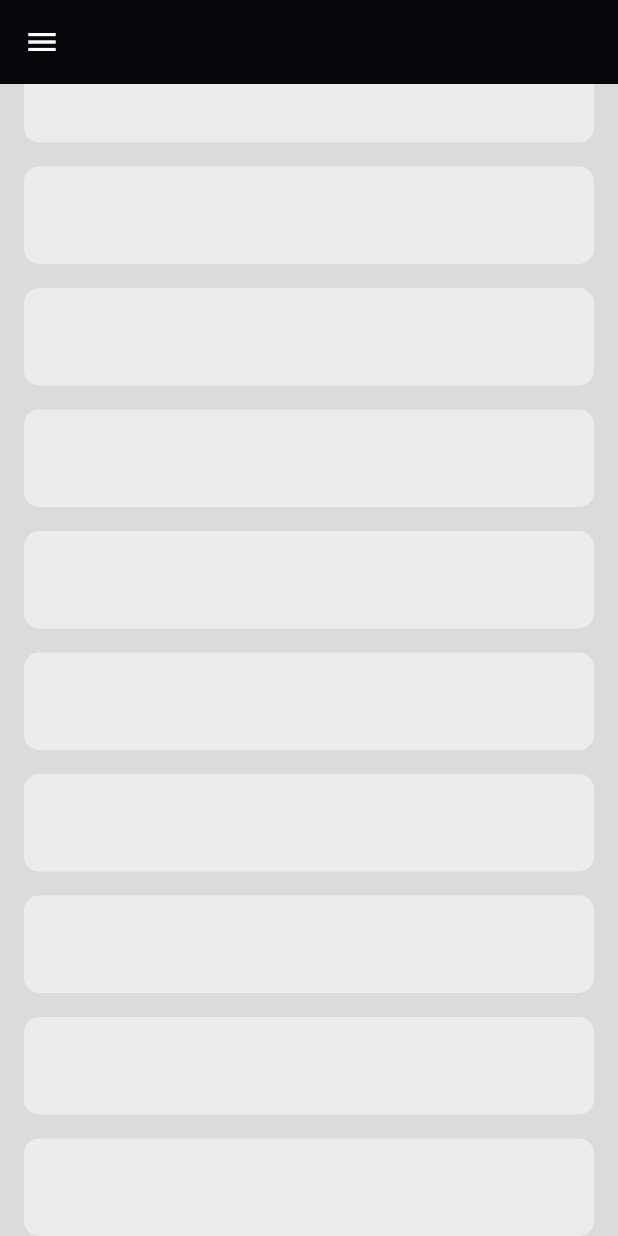
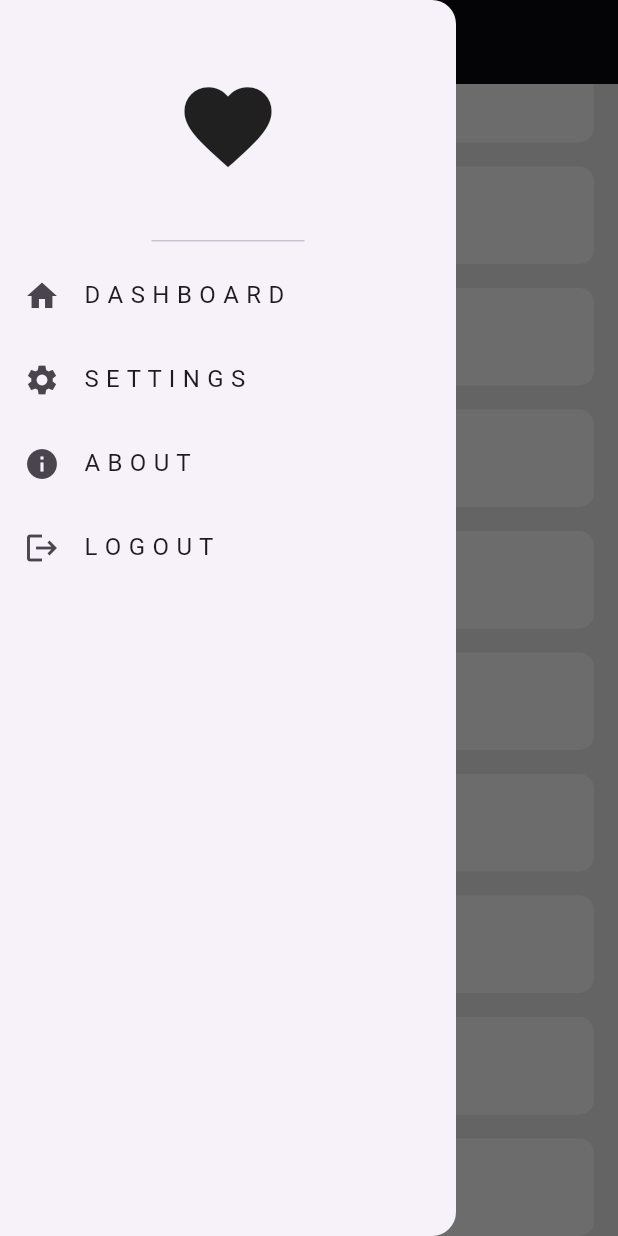
Before and after one commit to Mohamed123-r/Adapteive-App, a Flutter app: the screen it shows after launch, scrolled down 434 dp, after a tap on the "menu" icon, on a phone screen of 412 x 824 dp. Run offline on Flutter 3.47's test engine with Material 3 defaults, Android fonts, the phone set to English and light mode, and no system bars.

Commit message:
Added custom drawer functionality with list of items and corresponding icons. Updated home view to include custom drawer and functionality to open drawer.

```diff
--- /dev/null
+++ b/lib/models/drawer_item_model.dart
@@ -0,0 +1,12 @@
+import 'package:flutter/cupertino.dart';
+
+class DrawerItemModel {
+
+  final String title;
+  final IconData icon;
+
+  const DrawerItemModel({
+    required this.title,
+    required this.icon,
+  });
+}
--- a/lib/views/home_view.dart
+++ b/lib/views/home_view.dart
@@ -1,18 +1,30 @@
+import 'package:adapteive_app/widgets/custom_drawer.dart';
 import 'package:adapteive_app/widgets/home_view_body.dart';
 import 'package:flutter/material.dart';
 
-class HomeView extends StatelessWidget {
+class HomeView extends StatefulWidget {
   const HomeView({super.key});
+
+  @override
+  State<HomeView> createState() => _HomeViewState();
+}
+
+class _HomeViewState extends State<HomeView> {
+  GlobalKey<ScaffoldState> scaffoldKey = GlobalKey<ScaffoldState>();
 
   @override
   Widget build(BuildContext context) {
     return Scaffold(
+      key: scaffoldKey,
+      drawer: const CustomDrawer(),
       backgroundColor: const Color(0xffDBDBDB),
       appBar: AppBar(
         backgroundColor: Colors.black,
         leading: IconButton(
           icon: const Icon(Icons.menu, color: Colors.white),
-          onPressed: () {},
+          onPressed: () {
+            scaffoldKey.currentState!.openDrawer();
+          },
         ),
       ),
       body: const HomeViewBody(),
--- /dev/null
+++ b/lib/widgets/custom_drawer.dart
@@ -0,0 +1,32 @@
+import 'package:adapteive_app/models/drawer_item_model.dart';
+import 'package:flutter/material.dart';
+import 'custom_drawer_item_list_view.dart';
+
+
+class CustomDrawer extends StatelessWidget {
+  const CustomDrawer({super.key});
+
+  final List<DrawerItemModel> item = const [
+    DrawerItemModel(title: "D A S H B O A R D", icon: Icons.home),
+    DrawerItemModel(title: "S E T T I N G S", icon: Icons.settings),
+    DrawerItemModel(title: "A B O U T", icon: Icons.info),
+    DrawerItemModel(title: "L O G O U T", icon: Icons.logout),
+  ];
+
+  @override
+  Widget build(BuildContext context) {
+    return Drawer(
+      child: Column(
+        children: [
+          const DrawerHeader(
+            child: Icon(
+              Icons.favorite,
+              size: 70,
+            ),
+          ),
+          CustomDrawerItemListView(item: item),
+        ],
+      ),
+    );
+  }
+}
--- /dev/null
+++ b/lib/widgets/custom_drawer_item.dart
@@ -0,0 +1,17 @@
+import 'package:adapteive_app/models/drawer_item_model.dart';
+import 'package:flutter/material.dart';
+
+class CustomDrawerItem extends StatelessWidget {
+  const CustomDrawerItem({super.key, required this.drawerItemModel});
+
+  final DrawerItemModel drawerItemModel;
+
+  @override
+  Widget build(BuildContext context) {
+    return ListTile(
+      leading: Icon(drawerItemModel.icon),
+      title: Text(drawerItemModel.title),
+      onTap: () {},
+    );
+  }
+}
--- /dev/null
+++ b/lib/widgets/custom_drawer_item_list_view.dart
@@ -0,0 +1,23 @@
+import 'package:flutter/material.dart';
+import '../models/drawer_item_model.dart';
+import 'custom_drawer_item.dart';
+
+class CustomDrawerItemListView extends StatelessWidget {
+  const CustomDrawerItemListView({
+    super.key,
+    required this.item,
+  });
+
+  final List<DrawerItemModel> item;
+
+  @override
+  Widget build(BuildContext context) {
+    return ListView.builder(
+      physics: const NeverScrollableScrollPhysics(),
+      shrinkWrap: true,
+      itemBuilder: (context, index) =>
+          CustomDrawerItem(drawerItemModel: item[index]),
+      itemCount: item.length,
+    );
+  }
+}
```
